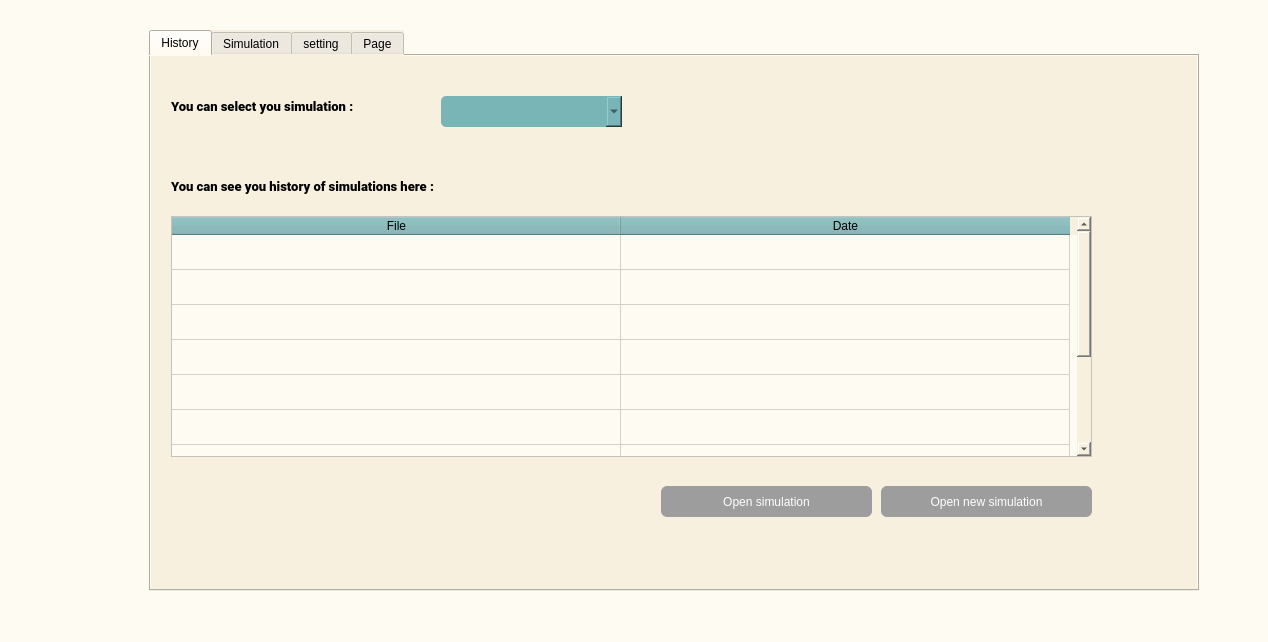
This is project/Apps.ui in sajadghandehari/Design-ejector-simulation-software as Qt 5 draws it before an edit. The edited form follows.
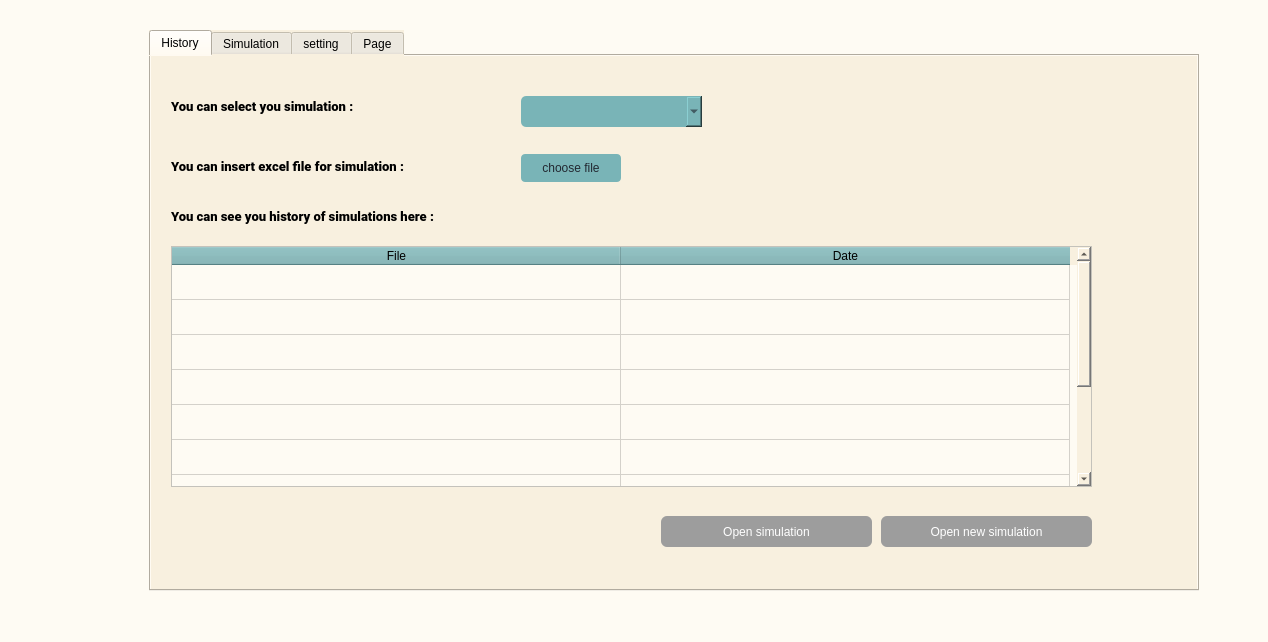
This is the edited form. Icons and pictures are not drawn.

Commit message: add insert file to history page

Patch:
```diff
--- a/project/Apps.ui
+++ b/project/Apps.ui
@@ -133,7 +133,7 @@
       <property name="geometry">
        <rect>
         <x>20</x>
-        <y>160</y>
+        <y>190</y>
         <width>921</width>
         <height>241</height>
        </rect>
@@ -252,12 +252,17 @@
         <string>Date</string>
        </property>
       </column>
+      <item row="0" column="0">
+       <property name="textAlignment">
+        <set>AlignCenter</set>
+       </property>
+      </item>
      </widget>
      <widget class="QLabel" name="label">
       <property name="geometry">
        <rect>
         <x>20</x>
-        <y>110</y>
+        <y>140</y>
         <width>411</width>
         <height>41</height>
        </rect>
@@ -284,7 +289,7 @@
       <property name="geometry">
        <rect>
         <x>510</x>
-        <y>430</y>
+        <y>460</y>
         <width>211</width>
         <height>31</height>
        </rect>
@@ -307,7 +312,7 @@
       <property name="geometry">
        <rect>
         <x>730</x>
-        <y>430</y>
+        <y>460</y>
         <width>211</width>
         <height>31</height>
        </rect>
@@ -329,7 +334,7 @@
      <widget class="QComboBox" name="comboBox">
       <property name="geometry">
        <rect>
-        <x>290</x>
+        <x>370</x>
         <y>40</y>
         <width>181</width>
         <height>31</height>
@@ -373,6 +378,56 @@
        <string>You can select you simulation :</string>
       </property>
      </widget>
+     <widget class="QLabel" name="label_16">
+      <property name="geometry">
+       <rect>
+        <x>20</x>
+        <y>90</y>
+        <width>311</width>
+        <height>41</height>
+       </rect>
+      </property>
+      <property name="font">
+       <font>
+        <family>Roboto Black</family>
+        <pointsize>10</pointsize>
+        <weight>10</weight>
+        <italic>false</italic>
+        <bold>false</bold>
+       </font>
+      </property>
+      <property name="styleSheet">
+       <string notr="true">font: 87 10pt &quot;Roboto Black&quot;;
+color:   rgb(21,76,121);
+color: #000000;</string>
+      </property>
+      <property name="text">
+       <string>You can insert excel file for simulation :</string>
+      </property>
+     </widget>
+     <widget class="QPushButton" name="insert_file">
+      <property name="geometry">
+       <rect>
+        <x>370</x>
+        <y>98</y>
+        <width>100</width>
+        <height>28</height>
+       </rect>
+      </property>
+      <property name="styleSheet">
+       <string notr="true">font: 87 9pt &quot;Roboto Black&quot;;
+background-color: rgb(121, 180, 183);
+color: rgb(34, 40, 49);
+border-radius: 4px;
+
+
+
+</string>
+      </property>
+      <property name="text">
+       <string>choose file</string>
+      </property>
+     </widget>
     </widget>
     <widget class="QWidget" name="Simulation">
      <attribute name="title">
```
The commit also changes 5 other files.
